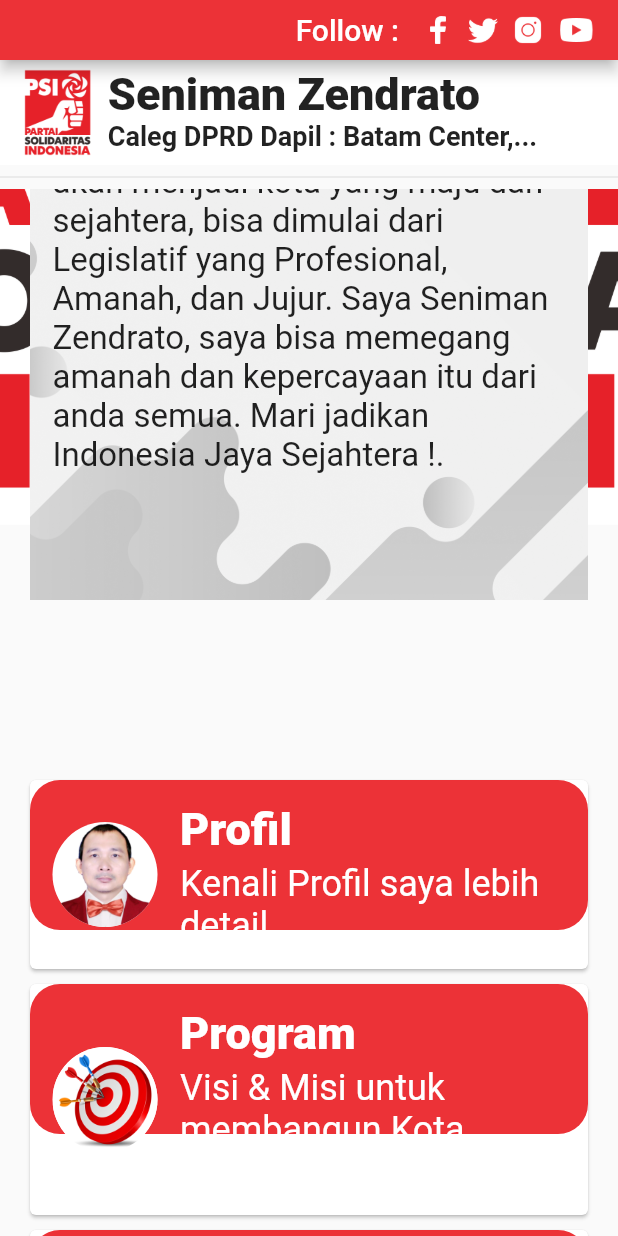
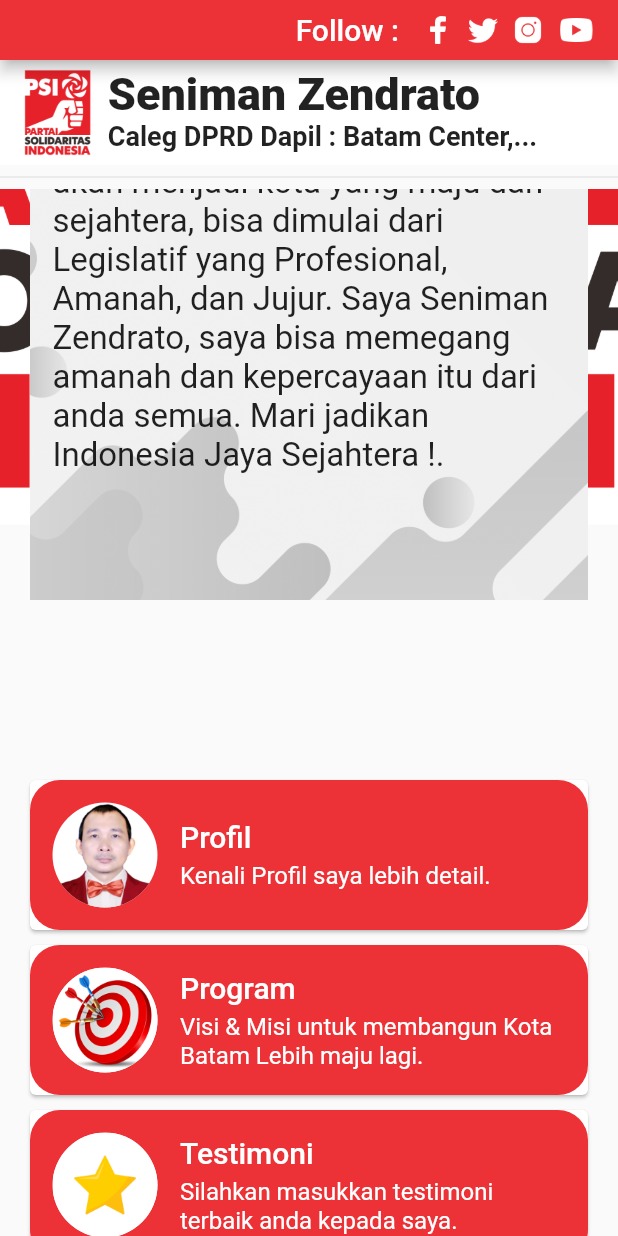
Before and after one commit to LittleProjectX/Caleg_PSI, a Flutter app: the screen it shows after launch, scrolled down 576 dp, on a phone screen of 412 x 824 dp. Run offline on Flutter 3.47's test engine with Material 2 defaults, Android fonts, the phone set to English and light mode, and no system bars; statements that could not run were skipped.

Commit message:
Penambahan widget dan font

```diff
--- a/lib/pages/home_page.dart
+++ b/lib/pages/home_page.dart
@@ -1,7 +1,9 @@
 // ignore_for_file: library_private_types_in_public_api
 
 import 'package:caleg_psi2/widgets/card_programs.dart';
+import 'package:caleg_psi2/widgets/card_programs_web.dart';
 import 'package:caleg_psi2/widgets/card_testim.dart';
+import 'package:caleg_psi2/widgets/card_testim_web.dart';
 import 'package:flutter/material.dart';
 import 'package:flutter/foundation.dart' show kIsWeb;
 
@@ -195,7 +197,7 @@ class _HomePageState extends State<HomePage> {
                                   curve: Curves.easeInOut,
                                 );
                               },
-                              child: const CardTestim(
+                              child: const CardTestimWeb(
                                 avatar: 'assets/seniman.png',
                                 title: 'Profil',
                                 subtitle: 'Kenali Profil saya lebih detail.',
@@ -209,15 +211,15 @@ class _HomePageState extends State<HomePage> {
                                   curve: Curves.easeInOut,
                                 );
                               },
-                              child: const CardTestim(
-                                avatar: 'assets/target.jpg',
+                              child: const CardProgramWeb(
+                                image: 'assets/target.jpg',
                                 title: 'Program',
                                 subtitle:
                                     'Visi & Misi untuk membangun Kota Batam Lebih maju lagi.',
                               ),
                             ),
-                            const CardTestim(
-                              avatar: 'assets/star.jpg',
+                            const CardProgramWeb(
+                              image: 'assets/star.jpg',
                               title: 'Testimoni',
                               subtitle:
                                   'Silahkan masukkan testimoni terbaik anda kepada saya.',
@@ -289,17 +291,17 @@ class _HomePageState extends State<HomePage> {
                                   SizedBox(
                                     height: 10,
                                   ),
-                                  CardProgram(
+                                  CardProgramWeb(
                                       image: 'assets/seniman.png',
                                       title: 'Judul Program 1',
                                       subtitle:
                                           'Deskripsi lengkap tentang program yang akan dilakukan, Deskripsi lengkap tentang program yang akan dilakukan'),
-                                  CardProgram(
+                                  CardProgramWeb(
                                       image: 'assets/seniman.png',
                                       title: 'Judul Program 2',
                                       subtitle:
                                           'Deskripsi lengkap tentang program yang akan dilakukan, Deskripsi lengkap tentang program yang akan dilakukan'),
-                                  CardProgram(
+                                  CardProgramWeb(
                                       image: 'assets/seniman.png',
                                       title: 'Judul Program 3',
                                       subtitle:
--- a/lib/widgets/card_programs.dart
+++ b/lib/widgets/card_programs_web.dart
@@ -1,8 +1,8 @@
 import 'package:flutter/material.dart';
 
-class CardProgram extends StatelessWidget {
+class CardProgramWeb extends StatelessWidget {
   final String image, title, subtitle;
-  const CardProgram(
+  const CardProgramWeb(
       {super.key,
       required this.image,
       required this.title,
@@ -34,13 +34,13 @@ class CardProgram extends StatelessWidget {
                             title,
                             style: const TextStyle(
                               fontSize: 30,
-                              fontWeight: FontWeight.w800,
+                              fontWeight: FontWeight.w500,
                             ),
                           ),
                           const SizedBox(height: 5),
                           Text(
                             subtitle,
-                            style: const TextStyle(fontSize: 24),
+                            style: const TextStyle(fontSize: 16),
                           ),
                         ],
                       )
--- a/lib/widgets/card_testim.dart
+++ b/lib/widgets/card_testim_web.dart
@@ -42,8 +42,8 @@ class CardTestim extends StatelessWidget {
                       Text(
                         title,
                         style: const TextStyle(
-                          fontSize: 30,
-                          fontWeight: FontWeight.w800,
+                          fontSize: 20,
+                          fontWeight: FontWeight.w500,
                           color: Colors.white,
                         ),
                       ),
@@ -51,7 +51,7 @@ class CardTestim extends StatelessWidget {
                       Text(
                         subtitle,
                         style:
-                            const TextStyle(fontSize: 24, color: Colors.white),
+                            const TextStyle(fontSize: 16, color: Colors.white),
                       ),
                     ],
                   ),
```
